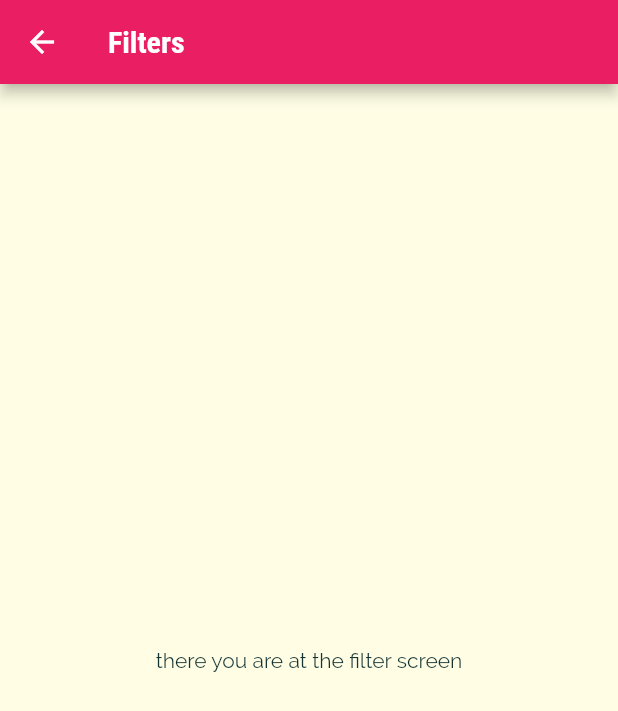
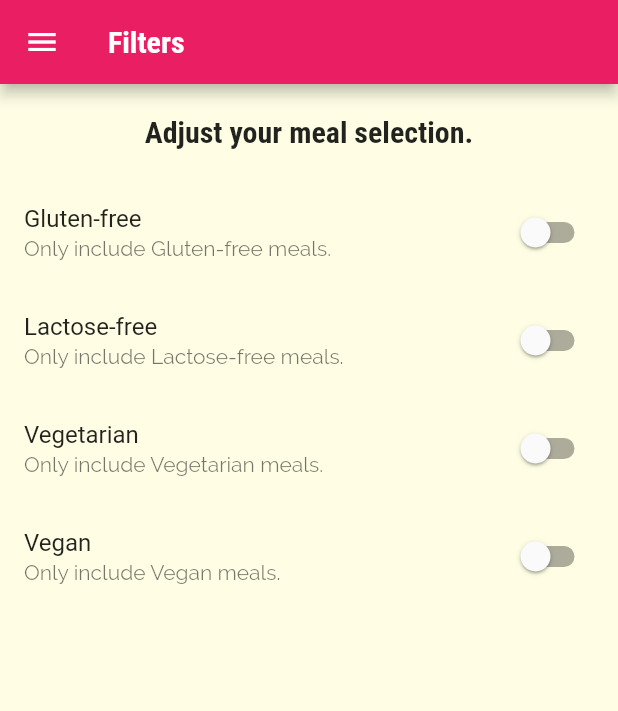
Before and after one commit to RohanTemgire/meals_app, a Flutter app: the FiltersScreen screen opened by its route, on a phone screen of 412 x 824 dp. Shown: the top 711 px of the screen. Run offline on Flutter 3.47's test engine with Material 2 defaults, Android fonts, the phone set to English and light mode, and no system bars.

Commit message:
module 7.7

```diff
--- a/lib/screens/categories_meals_screen.dart
+++ b/lib/screens/categories_meals_screen.dart
@@ -1,5 +1,5 @@
 import 'package:flutter/material.dart';
-import 'package:flutter/services.dart';
+
 
 import '../models/meal.dart';
 import '../widgets/meals_item.dart';
--- a/lib/screens/filters_screen.dart
+++ b/lib/screens/filters_screen.dart
@@ -1,8 +1,30 @@
 import 'package:flutter/material.dart';
 
-class FiltersScreen extends StatelessWidget {
+import '../widgets/main_drawer.dart';
+
+class FiltersScreen extends StatefulWidget {
   // const FiltersScreen({ Key? key }) : super(key: key);
   static const routeName = 'filters-screen';
+
+  @override
+  State<FiltersScreen> createState() => _FiltersScreenState();
+}
+
+class _FiltersScreenState extends State<FiltersScreen> {
+  var _glutenFree = false;
+  var _vegetarian = false;
+  var _vegan = false;
+  var _lactoseFree = false;
+
+  Widget _buildSwitchListTile(String title, String description,
+      bool currentvalue, dynamic updateValue) {
+    return SwitchListTile(
+      value: currentvalue,
+      onChanged: updateValue,
+      title: Text(title),
+      subtitle: Text(description),
+    );
+  }
 
   @override
   Widget build(BuildContext context) {
@@ -10,8 +32,63 @@ class FiltersScreen extends StatelessWidget {
       appBar: AppBar(
         title: Text('Filters'),
       ),
-      body: Center(
-        child: Text('there you are at the filter screen'),
+      drawer: MainDrawer(),
+      body: Column(
+        children: [
+          Container(
+            padding: EdgeInsets.all(20),
+            child: Text(
+              'Adjust your meal selection.',
+              style: Theme.of(context).textTheme.headline6,
+            ),
+          ),
+          Expanded(
+            child: ListView(
+              children: [
+                _buildSwitchListTile(
+                  'Gluten-free',
+                  'Only include Gluten-free meals.',
+                  _glutenFree,
+                  (newValue) {
+                    setState(() {
+                      _glutenFree = newValue;
+                    });
+                  },
+                ),
+                _buildSwitchListTile(
+                  'Lactose-free',
+                  'Only include Lactose-free meals.',
+                  _lactoseFree,
+                  (newValue) {
+                    setState(() {
+                      _lactoseFree = newValue;
+                    });
+                  },
+                ),
+                _buildSwitchListTile(
+                  'Vegetarian',
+                  'Only include Vegetarian meals.',
+                  _vegetarian,
+                  (newValue) {
+                    setState(() {
+                      _vegetarian = newValue;
+                    });
+                  },
+                ),
+                _buildSwitchListTile(
+                  'Vegan',
+                  'Only include Vegan meals.',
+                  _vegan,
+                  (newValue) {
+                    setState(() {
+                      _vegan = newValue;
+                    });
+                  },
+                ),
+              ],
+            ),
+          )
+        ],
       ),
     );
   }
--- a/lib/widgets/main_drawer.dart
+++ b/lib/widgets/main_drawer.dart
@@ -53,8 +53,9 @@ class MainDrawer extends StatelessWidget {
             'Filters',
             Icons.filter_alt_outlined,
             () {
-              Navigator.of(context)
-                  .pushReplacementNamed(FiltersScreen.routeName);
+              Navigator.of(context).pushNamed(FiltersScreen.routeName);
+              // Navigator.of(context)
+              //     .pushReplacementNamed(FiltersScreen.routeName);
             },
           ),
         ],
--- a/lib/widgets/meals_item.dart
+++ b/lib/widgets/meals_item.dart
@@ -1,5 +1,7 @@
 import 'package:flutter/material.dart';
-import 'package:flutter_complete_guide/screens/meal_detail_screen.dart';
+
+
+import '../screens/meal_detail_screen.dart';
 
 import '../models/meal.dart';
 
```
